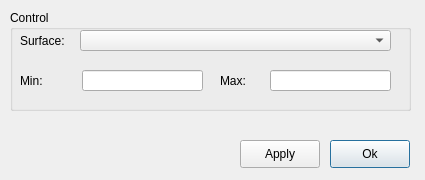
Old version of the form ElmerGUI/vtkpost/surface.ui in the repository tehnick/elmerfem.
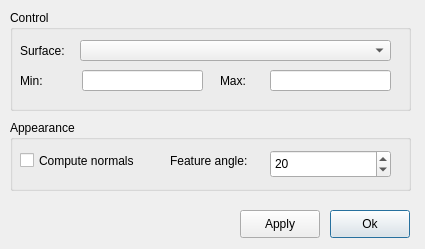
New version of the form. Icons and pictures are not drawn.

Commit message: ElmerGUI: Added feature angle control to surface and isosurface plots in vtk widget

```diff
--- a/ElmerGUI/vtkpost/surface.ui
+++ b/ElmerGUI/vtkpost/surface.ui
@@ -6,7 +6,7 @@
     <x>0</x>
     <y>0</y>
     <width>425</width>
-    <height>180</height>
+    <height>249</height>
    </rect>
   </property>
   <property name="windowTitle" >
@@ -31,7 +31,7 @@
     <property name="geometry" >
      <rect>
       <x>70</x>
-      <y>20</y>
+      <y>30</y>
       <width>311</width>
       <height>21</height>
      </rect>
@@ -41,8 +41,8 @@
     <property name="geometry" >
      <rect>
       <x>10</x>
-      <y>20</y>
-      <width>61</width>
+      <y>30</y>
+      <width>51</width>
       <height>21</height>
      </rect>
     </property>
@@ -101,7 +101,7 @@
    <property name="geometry" >
     <rect>
      <x>330</x>
-     <y>140</y>
+     <y>210</y>
      <width>80</width>
      <height>28</height>
     </rect>
@@ -117,7 +117,7 @@
    <property name="geometry" >
     <rect>
      <x>240</x>
-     <y>140</y>
+     <y>210</y>
      <width>80</width>
      <height>28</height>
     </rect>
@@ -129,6 +129,61 @@
     <iconset/>
    </property>
   </widget>
+  <widget class="QGroupBox" name="appearanceGroup" >
+   <property name="geometry" >
+    <rect>
+     <x>10</x>
+     <y>120</y>
+     <width>401</width>
+     <height>71</height>
+    </rect>
+   </property>
+   <property name="title" >
+    <string>Appearance</string>
+   </property>
+   <widget class="QCheckBox" name="useNormals" >
+    <property name="geometry" >
+     <rect>
+      <x>10</x>
+      <y>30</y>
+      <width>121</width>
+      <height>21</height>
+     </rect>
+    </property>
+    <property name="text" >
+     <string>Compute normals</string>
+    </property>
+   </widget>
+   <widget class="QSpinBox" name="featureAngle" >
+    <property name="geometry" >
+     <rect>
+      <x>260</x>
+      <y>30</y>
+      <width>121</width>
+      <height>28</height>
+     </rect>
+    </property>
+    <property name="maximum" >
+     <number>90</number>
+    </property>
+    <property name="value" >
+     <number>20</number>
+    </property>
+   </widget>
+   <widget class="QLabel" name="angleLabel" >
+    <property name="geometry" >
+     <rect>
+      <x>160</x>
+      <y>30</y>
+      <width>81</width>
+      <height>21</height>
+     </rect>
+    </property>
+    <property name="text" >
+     <string>Feature angle:</string>
+    </property>
+   </widget>
+  </widget>
  </widget>
  <resources>
   <include location="../ElmerGUI.qrc" />
```
The commit also changes 3 other files.
